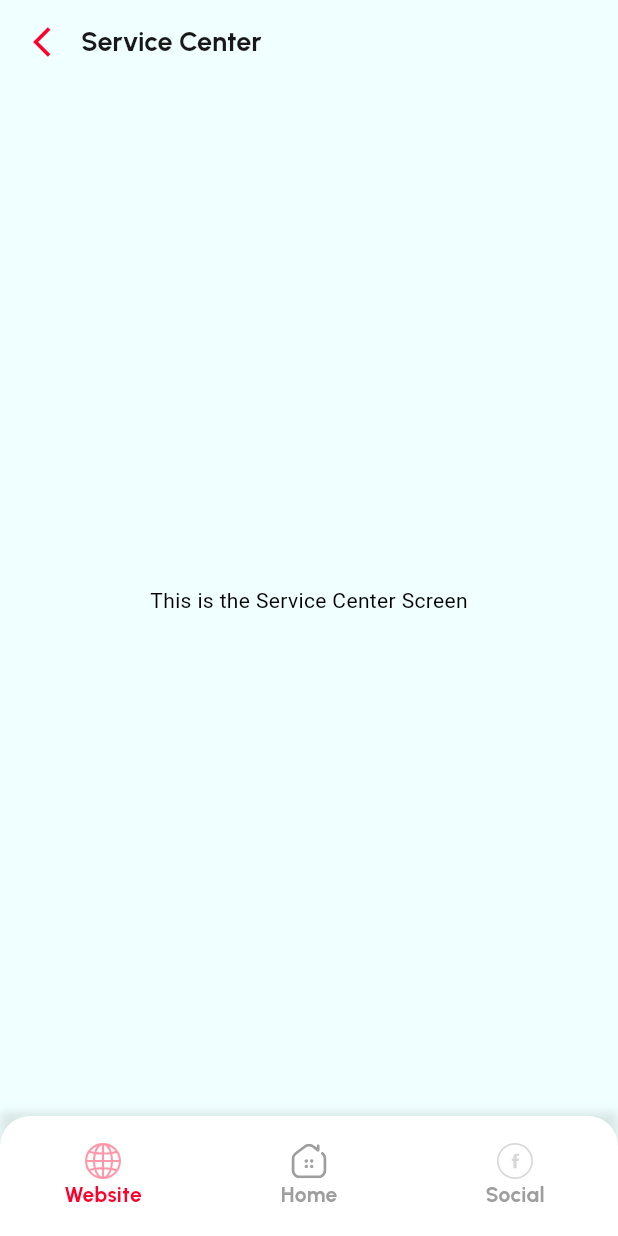
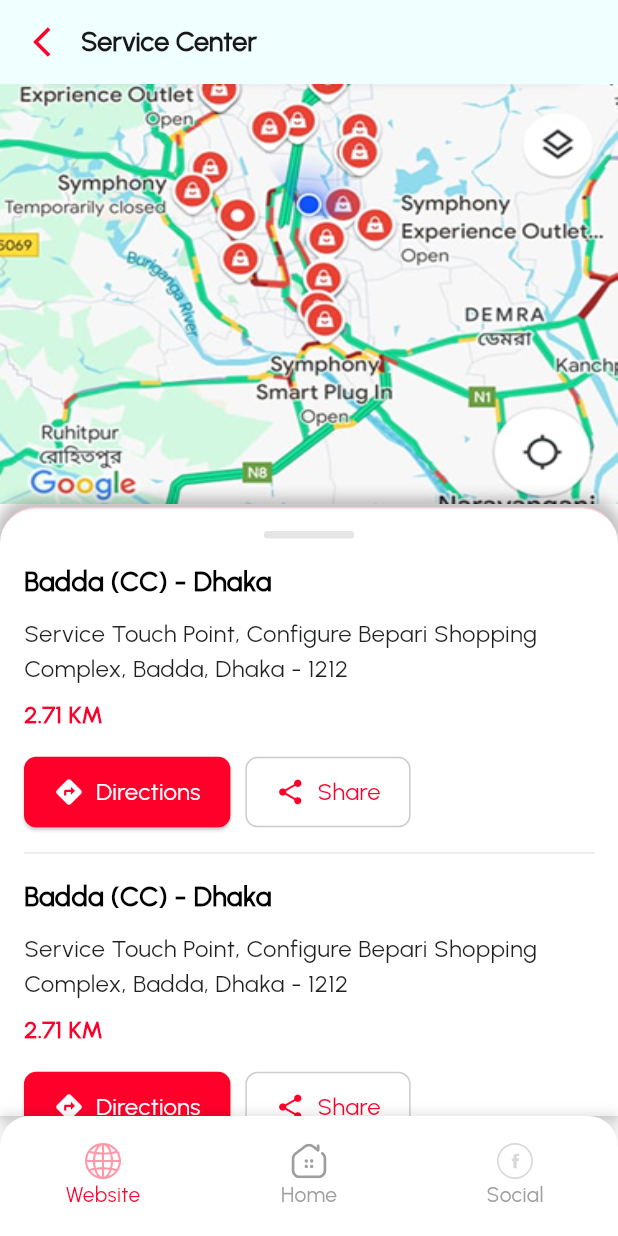
Before and after one commit to cooltoukir/symphony_app, a Flutter app: the ServiceCenterScreen screen opened by its route, on a phone screen of 412 x 824 dp. Run offline on Flutter 3.47's test engine with Material 3 defaults, Android fonts, the phone set to English and light mode, and no system bars; our stand-ins replace bloc, flutter_bloc, flutter_svg, get_it, hexcolor.

Commit message:
Service center page design done

```diff
--- a/lib/core/constants/app_constants.dart
+++ b/lib/core/constants/app_constants.dart
@@ -1,5 +1,6 @@
 import 'package:flutter/cupertino.dart';
 import 'package:symphony_app/features/home/presentation/pages/home_screen.dart';
+import 'package:symphony_app/features/service_center/data/service_center_item_data.dart';
 import 'package:symphony_app/features/social/presentation/pages/social_screen.dart';
 import 'package:symphony_app/features/website/presentation/pages/website_screen.dart';
 
@@ -73,4 +74,25 @@
       routeName: '',
     ),
   ];
+
+  static List<ServiceCenterItemData> serviceCenterItemData = [
+    ServiceCenterItemData(
+      title: 'Badda (CC) - Dhaka',
+      description:
+          'Service Touch Point, Configure Bepari Shopping Complex, Badda, Dhaka - 1212',
+      distance: '2.71 KM',
+    ),
+    ServiceCenterItemData(
+      title: 'Badda (CC) - Dhaka',
+      description:
+          'Service Touch Point, Configure Bepari Shopping Complex, Badda, Dhaka - 1212',
+      distance: '2.71 KM',
+    ),
+    ServiceCenterItemData(
+      title: 'Badda (CC) - Dhaka',
+      description:
+          'Service Touch Point, Configure Bepari Shopping Complex, Badda, Dhaka - 1212',
+      distance: '2.71 KM',
+    ),
+  ];
 }
--- a/lib/core/utils/colors_class.dart
+++ b/lib/core/utils/colors_class.dart
@@ -17,4 +17,10 @@
   static Color borderBlack20 = HexColor('#33E7EBF2');
   static Color textGrey = HexColor('#8B8B8B');
   static Color white50 = HexColor('#80000000');
+  static Color black50 = HexColor('#40000000');
+  static Color black10 = HexColor('#1A000000');
+  static Color black20 = HexColor('#33000000');
+  static Color grey = HexColor('#414243');
+  static Color grey20 = HexColor('#33D1D1D1');
+  static Color disGrey = HexColor('#D1D1D1');
 }
--- a/lib/features/check_support/presentation/pages/check_support_screen.dart
+++ b/lib/features/check_support/presentation/pages/check_support_screen.dart
@@ -9,8 +9,6 @@
 
   @override
   Widget build(BuildContext context) {
-    final isDarkMode = Theme.of(context).brightness == Brightness.dark;
-
     return Scaffold(
       appBar: AppBar(
         leadingWidth: 50,
@@ -35,10 +33,7 @@
           childAspectRatio: 1.3,
           children:
               AppConstants.supportItems
-                  .map(
-                    (item) =>
-                        SupportItemWidget(item: item, isDarkMode: isDarkMode),
-                  )
+                  .map((item) => SupportItemWidget(item: item))
                   .toList(),
         ),
       ),
--- a/lib/features/check_support/presentation/widgets/support_item_widget.dart
+++ b/lib/features/check_support/presentation/widgets/support_item_widget.dart
@@ -5,16 +5,13 @@
 
 class SupportItemWidget extends StatelessWidget {
   final CheckSupportItemData item;
-  final bool isDarkMode;
 
-  const SupportItemWidget({
-    super.key,
-    required this.item,
-    required this.isDarkMode,
-  });
+  const SupportItemWidget({super.key, required this.item});
 
   @override
   Widget build(BuildContext context) {
+    final isDarkMode = Theme.of(context).brightness == Brightness.dark;
+
     return Container(
       decoration: BoxDecoration(
         color:
--- /dev/null
+++ b/lib/features/service_center/data/service_center_item_data.dart
@@ -0,0 +1,11 @@
+class ServiceCenterItemData {
+  final String title;
+  final String description;
+  final String distance;
+
+  ServiceCenterItemData({
+    required this.title,
+    required this.description,
+    required this.distance,
+  });
+}
--- a/lib/features/service_center/presentation/pages/service_center.dart
+++ b/lib/features/service_center/presentation/pages/service_center.dart
@@ -1,5 +1,7 @@
 import 'package:flutter/material.dart';
 import 'package:symphony_app/core/constants/app_constants.dart';
+import 'package:symphony_app/core/utils/colors_class.dart';
+import 'package:symphony_app/features/service_center/presentation/widgets/service_center_card_widget.dart';
 
 import '../../../../core/widgets/bottom_navigation/bottom_navigation.dart';
 
@@ -8,7 +10,11 @@
 
   @override
   Widget build(BuildContext context) {
+    final isDarkMode = Theme.of(context).brightness == Brightness.dark;
+
     return Scaffold(
+      backgroundColor:
+          isDarkMode ? ColorsClass.blackColor : ColorsClass.whiteColor,
       appBar: AppBar(
         leadingWidth: 50,
         leading: Padding(
@@ -23,7 +29,91 @@
         titleSpacing: 4,
         title: const Text(AppConstants.serviceCenterScreenTitle),
       ),
-      body: const Center(child: Text('This is the Service Center Screen')),
+      body: Stack(
+        children: [
+          Container(
+            height: 280,
+            decoration: BoxDecoration(
+              image: DecorationImage(
+                image: AssetImage('assets/images/service_center_image_1.png'),
+                fit: BoxFit.fill,
+              ),
+            ),
+          ),
+          DraggableScrollableSheet(
+            initialChildSize: 0.59,
+            minChildSize: 0.59,
+            maxChildSize: 1.0,
+            builder: (BuildContext context, ScrollController scrollController) {
+              return Container(
+                decoration: BoxDecoration(
+                  color:
+                      isDarkMode
+                          ? ColorsClass.blackColor
+                          : ColorsClass.whiteColor,
+                  borderRadius: BorderRadius.vertical(top: Radius.circular(24)),
+                  border: Border(
+                    top: BorderSide(color: ColorsClass.lessRed, width: 1.0),
+                  ),
+                  boxShadow: [
+                    BoxShadow(
+                      color: ColorsClass.black50,
+                      spreadRadius: 3,
+                      blurRadius: 7,
+                      offset: Offset(0, -3),
+                    ),
+                  ],
+                ),
+                child: Column(
+                  children: [
+                    Container(
+                      margin: EdgeInsets.only(top: 15.0),
+                      width: 60,
+                      height: 5,
+                      decoration: BoxDecoration(
+                        color:
+                            isDarkMode ? ColorsClass.grey : ColorsClass.black10,
+                        borderRadius: BorderRadius.circular(2.0),
+                      ),
+                    ),
+                    Expanded(
+                      child: ListView.separated(
+                        controller: scrollController,
+                        itemCount: AppConstants.serviceCenterItemData.length,
+                        separatorBuilder:
+                            (context, index) => Divider(
+                              color:
+                                  isDarkMode
+                                      ? ColorsClass.grey20
+                                      : ColorsClass.black10,
+                              height: 1,
+                              thickness: 1,
+                              indent: 16.0,
+                              endIndent: 16.0,
+                            ),
+                        itemBuilder: (BuildContext context, int index) {
+                          return ServiceCenterCardWidget(
+                            title:
+                                AppConstants.serviceCenterItemData[index].title,
+                            description:
+                                AppConstants
+                                    .serviceCenterItemData[index]
+                                    .description,
+                            distance:
+                                AppConstants
+                                    .serviceCenterItemData[index]
+                                    .distance,
+                          );
+                        },
+                      ),
+                    ),
+                  ],
+                ),
+              );
+            },
+          ),
+        ],
+      ),
       bottomNavigationBar: BottomNavigation(),
     );
   }
--- /dev/null
+++ b/lib/features/service_center/presentation/widgets/service_center_card_widget.dart
@@ -0,0 +1,122 @@
+import 'package:flutter/material.dart';
+
+import '../../../../core/utils/colors_class.dart';
+
+class ServiceCenterCardWidget extends StatelessWidget {
+  final String title;
+  final String description;
+  final String distance;
+
+  const ServiceCenterCardWidget({
+    super.key,
+    required this.title,
+    required this.description,
+    required this.distance,
+  });
+
+  @override
+  Widget build(BuildContext context) {
+    final isDarkMode = Theme.of(context).brightness == Brightness.dark;
+
+    return Container(
+      padding: EdgeInsets.all(16.0),
+      child: Column(
+        crossAxisAlignment: CrossAxisAlignment.start,
+        children: [
+          Text(
+            title,
+            style: TextStyle(
+              fontFamily: 'Urbanist',
+              color:
+                  isDarkMode ? ColorsClass.whiteColor : ColorsClass.blackColor,
+              fontSize: 18,
+              fontWeight: FontWeight.w700,
+            ),
+          ),
+          SizedBox(height: 10.0),
+          Text(
+            description,
+            style: TextStyle(
+              fontFamily: 'Urbanist',
+              color: isDarkMode ? ColorsClass.disGrey : ColorsClass.lessBlack,
+              fontSize: 16,
+              fontWeight: FontWeight.w500,
+            ),
+          ),
+          SizedBox(height: 8.0),
+          Text(
+            distance,
+            style: TextStyle(
+              fontFamily: 'Urbanist',
+              color: ColorsClass.accentColor,
+              fontSize: 16,
+              fontWeight: FontWeight.w700,
+            ),
+          ),
+          SizedBox(height: 16.0),
+          Row(
+            children: [
+              ElevatedButton.icon(
+                style: ElevatedButton.styleFrom(
+                  backgroundColor: ColorsClass.accentColor,
+                  padding: EdgeInsets.symmetric(horizontal: 20, vertical: 12),
+                  shape: RoundedRectangleBorder(
+                    borderRadius: BorderRadius.circular(8.0),
+                  ),
+                ),
+                onPressed: () {},
+                icon: Icon(
+                  Icons.directions,
+                  color: ColorsClass.whiteColor,
+                  size: 20,
+                ),
+                label: Text(
+                  "Directions",
+                  style: TextStyle(
+                    fontFamily: 'Urbanist',
+                    color: ColorsClass.whiteColor,
+                    fontSize: 16,
+                    fontWeight: FontWeight.w500,
+                  ),
+                ),
+              ),
+              SizedBox(width: 10.0),
+              OutlinedButton.icon(
+                style: OutlinedButton.styleFrom(
+                  side: BorderSide(
+                    color: isDarkMode ? ColorsClass.grey : ColorsClass.black20,
+                  ),
+                  padding: EdgeInsets.symmetric(horizontal: 20, vertical: 12),
+                  shape: RoundedRectangleBorder(
+                    borderRadius: BorderRadius.circular(8.0),
+                  ),
+                ),
+                onPressed: () {},
+                icon: Icon(
+                  Icons.share,
+                  color:
+                      isDarkMode
+                          ? ColorsClass.whiteColor
+                          : ColorsClass.accentColor,
+                  size: 20,
+                ),
+                label: Text(
+                  "Share",
+                  style: TextStyle(
+                    fontFamily: 'Urbanist',
+                    color:
+                        isDarkMode
+                            ? ColorsClass.whiteColor
+                            : ColorsClass.accentColor,
+                    fontSize: 16,
+                    fontWeight: FontWeight.w500,
+                  ),
+                ),
+              ),
+            ],
+          ),
+        ],
+      ),
+    );
+  }
+}
```
Also changed, not shown: pubspec.yaml (+2 -15 lines), assets/fonts/Urbanist-Bold.ttf (deleted), assets/fonts/Urbanist-Regular.ttf (added), assets/images/service_center_image_1.png (added).
